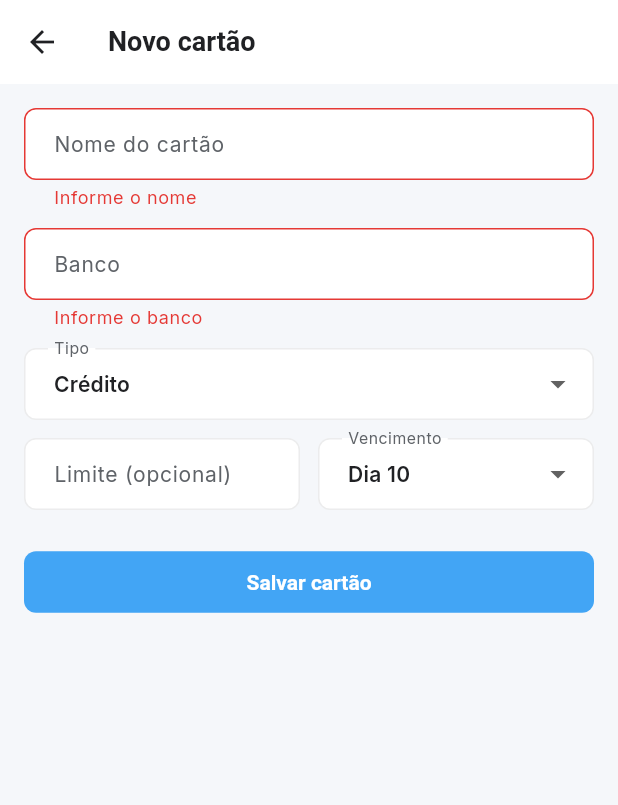
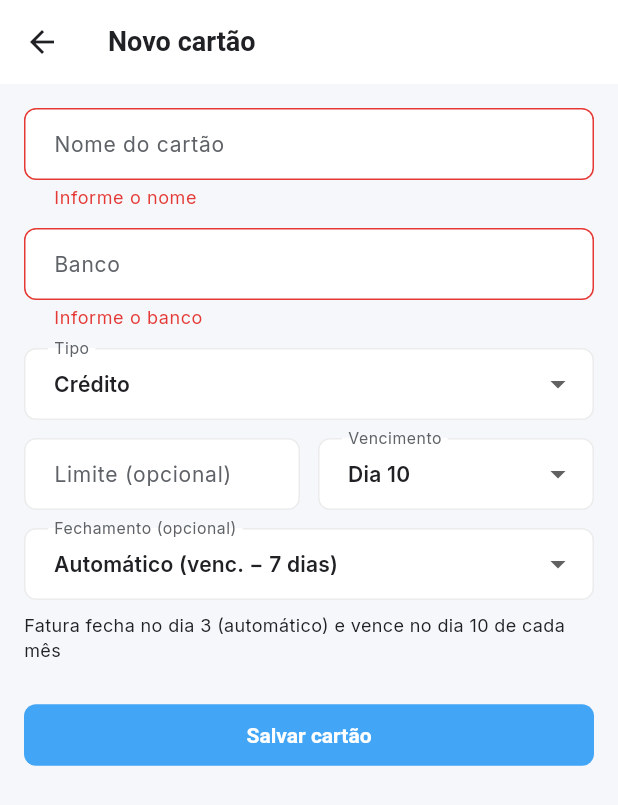
Before and after one commit to hiraokagabriel/FinMe, a Flutter app: the NewCardPage screen opened directly, after a tap on "Salvar cartão", on a phone screen of 412 x 824 dp. Shown: the top 805 px of the screen. Run offline on Flutter 3.47's test engine with Material 3 defaults, Android fonts, the phone set to English and light mode, and no system bars; our stand-ins replace csv, fl_chart, google_fonts, hive, hive_flutter; missing offline and left inert: file_selector; accounts and stored records are empty.

Commit message:
feat(M7-F): add closingDay field to NewCardPage form with preview and validation

```diff
--- a/lib/features/cards/presentation/new_card_page.dart
+++ b/lib/features/cards/presentation/new_card_page.dart
@@ -21,6 +21,7 @@ class _NewCardPageState extends State<NewCardPage> {
   final _limitController = TextEditingController();
   CardType _selectedType = CardType.credit;
   int _dueDay = 10;
+  int? _closingDay;  // null = usar fallback dueDay - 7
   bool _isSaving = false;
 
   bool get _isEdit => widget.initialCard != null;
@@ -34,6 +35,7 @@ class _NewCardPageState extends State<NewCardPage> {
       _bankController.text = initial.bankName;
       _selectedType = initial.type;
       _dueDay = initial.dueDay;
+      _closingDay = initial.closingDay;
       if (initial.limit != null) {
         _limitController.text = initial.limit!.toStringAsFixed(2);
       }
@@ -68,6 +70,7 @@ class _NewCardPageState extends State<NewCardPage> {
       type: _selectedType,
       dueDay: _dueDay,
       limit: limit,
+      closingDay: _closingDay,
     );
 
     if (_isEdit) {
@@ -81,8 +84,26 @@ class _NewCardPageState extends State<NewCardPage> {
     Navigator.of(context).pop(true);
   }
 
+  /// Preview exibido abaixo dos campos de dia quando ambos estão definidos.
+  Widget _buildClosingPreview() {
+    final closing = _closingDay;
+    if (_selectedType != CardType.credit) return const SizedBox.shrink();
+    final closingLabel = closing != null
+        ? 'dia $closing'
+        : 'dia ${((_dueDay - 7) % 28).clamp(1, 28)} (automático)';
+    return Padding(
+      padding: const EdgeInsets.only(top: AppSpacing.sm),
+      child: Text(
+        'Fatura fecha no $closingLabel e vence no dia $_dueDay de cada mês',
+        style: AppText.secondary,
+      ),
+    );
+  }
+
   @override
   Widget build(BuildContext context) {
+    final showBillingFields = _selectedType == CardType.credit;
+
     return Scaffold(
       appBar: AppBar(
         title: Text(_isEdit ? 'Editar cartão' : 'Novo cartão'),
@@ -127,7 +148,13 @@ class _NewCardPageState extends State<NewCardPage> {
                   ),
                 ],
                 onChanged: (v) {
-                  if (v != null) setState(() => _selectedType = v);
+                  if (v != null) {
+                    setState(() {
+                      _selectedType = v;
+                      // limpa closingDay se não for crédito
+                      if (v != CardType.credit) _closingDay = null;
+                    });
+                  }
                 },
               ),
               const SizedBox(height: AppSpacing.md),
@@ -165,6 +192,38 @@ class _NewCardPageState extends State<NewCardPage> {
                   ),
                 ],
               ),
+              // Campo de fechamento — apenas para cartões de crédito
+              if (showBillingFields) ...[
+                const SizedBox(height: AppSpacing.md),
+                DropdownButtonFormField<int?>(
+                  value: _closingDay,
+                  decoration: const InputDecoration(
+                    labelText: 'Fechamento (opcional)',
+                    hintText: 'Automático (venc. − 7 dias)',
+                  ),
+                  validator: (v) {
+                    if (v != null && v == _dueDay) {
+                      return 'Fechamento não pode ser igual ao vencimento';
+                    }
+                    return null;
+                  },
+                  items: [
+                    const DropdownMenuItem<int?>(
+                      value: null,
+                      child: Text('Automático (venc. − 7 dias)'),
+                    ),
+                    ...List.generate(
+                      28,
+                      (i) => DropdownMenuItem<int?>(
+                        value: i + 1,
+                        child: Text('Dia ${i + 1}'),
+                      ),
+                    ),
+                  ],
+                  onChanged: (v) => setState(() => _closingDay = v),
+                ),
+                _buildClosingPreview(),
+              ],
               const SizedBox(height: AppSpacing.xxl),
               SizedBox(
                 width: double.infinity,
```
